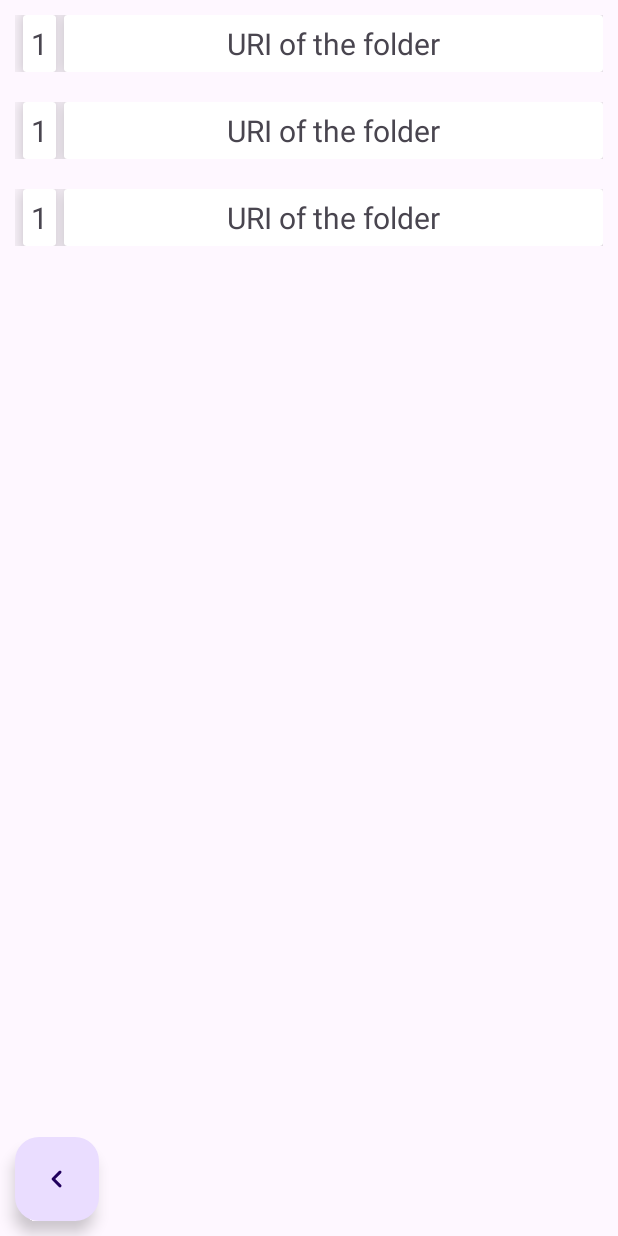
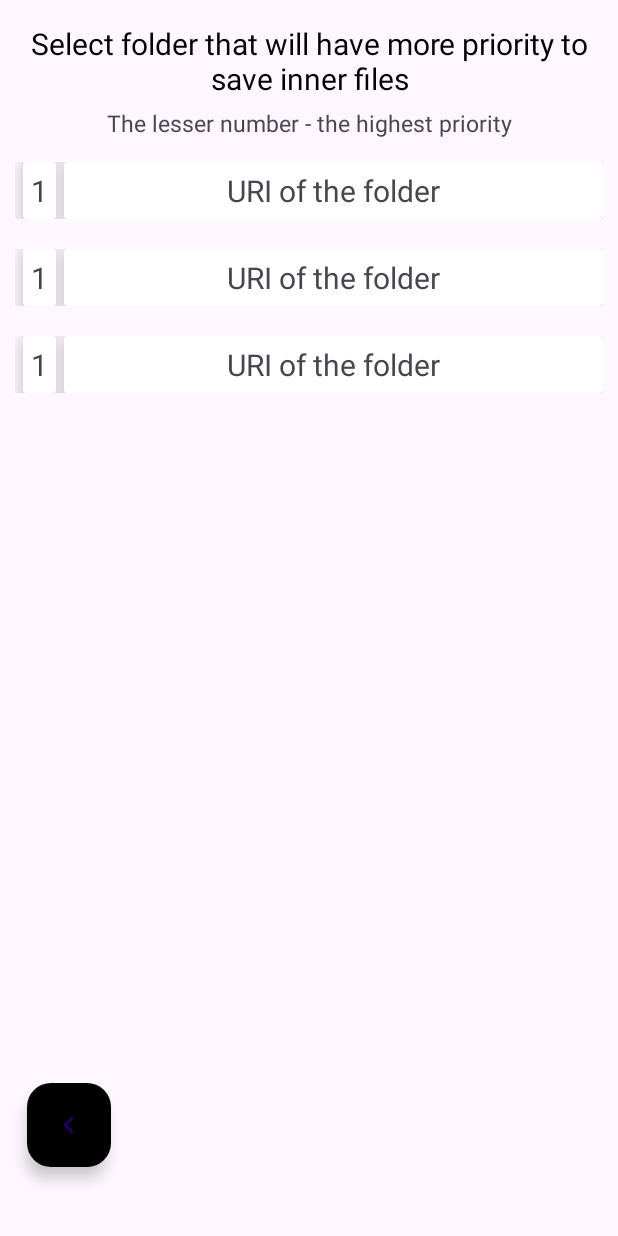
Before and after one commit to DreXASK/ReDuplicate, an Android app: the layout fragment_folder_priority_settings.xml on its own in the app's theme, with its tools: preview values and no code run, on a phone screen of 412 x 824 dp. Run offline under Robolectric (Android 15) with nearby library versions, the phone set to English and light mode, and no system bars.

Commit message:
Reifined design and fixed duplicateRemover

```diff
--- a/app/src/main/java/com/drexask/reduplicate/duplicateFinder/domain/usecase/GetDuplicatesListUseCase.kt
+++ b/app/src/main/java/com/drexask/reduplicate/duplicateFinder/domain/usecase/GetDuplicatesListUseCase.kt
@@ -60,7 +60,7 @@ class GetDuplicatesListUseCase @Inject constructor() {
         if (settings.useFileNames)
             duplicatesMapKey.append(file.file.name)
         if (settings.useFileWeights)
-            duplicatesMapKey.append(file.file.length().toString() + "bytes")
+            duplicatesMapKey.append(" (" + file.file.length().toString() + " bytes)")
 
         addOrUpdateValueToDuplicatesMap(duplicateMap, duplicatesMapKey.toString(), file)
     }
--- a/app/src/main/java/com/drexask/reduplicate/folderPrioritySettings/presentation/FoldersPrioritySettingsViewHolder.kt
+++ b/app/src/main/java/com/drexask/reduplicate/folderPrioritySettings/presentation/FoldersPrioritySettingsViewHolder.kt
@@ -1,5 +1,6 @@
 package com.drexask.reduplicate.folderPrioritySettings.presentation
 
+import android.annotation.SuppressLint
 import android.net.Uri
 import android.view.View
 import androidx.recyclerview.widget.RecyclerView
@@ -8,10 +9,12 @@ import com.drexask.reduplicate.databinding.ListItemFolderUriPriorityLineBinding
 class FoldersPrioritySettingsViewHolder(view: View): RecyclerView.ViewHolder(view) {
 
     private var binding: ListItemFolderUriPriorityLineBinding = ListItemFolderUriPriorityLineBinding.bind(view)
+
+    @SuppressLint("SetTextI18n")
     fun bind(folderUri: Uri) {
         binding.apply {
+            tvPosition.text = (layoutPosition + 1).toString()
             tvFolderUri.text = folderUri.lastPathSegment?.replaceFirst("primary:", "")
-            tvPosition.text = layoutPosition.toString()
         }
     }
 }
--- a/app/src/main/res/layout/fragment_folder_priority_settings.xml
+++ b/app/src/main/res/layout/fragment_folder_priority_settings.xml
@@ -1,28 +1,68 @@
 <?xml version="1.0" encoding="utf-8"?>
-<FrameLayout xmlns:android="http://schemas.android.com/apk/res/android"
+<androidx.constraintlayout.widget.ConstraintLayout xmlns:android="http://schemas.android.com/apk/res/android"
     xmlns:app="http://schemas.android.com/apk/res-auto"
     xmlns:tools="http://schemas.android.com/tools"
+    android:id="@+id/constraintLayout"
     android:layout_width="match_parent"
     android:layout_height="match_parent"
     android:orientation="vertical"
-    tools:context=".folderPrioritySettings.presentation.FoldersPrioritySettingsFragment" >
+    tools:context=".folderPrioritySettings.presentation.FoldersPrioritySettingsFragment">
+
+    <TextView
+        android:id="@+id/tv_hint_big"
+        android:layout_width="wrap_content"
+        android:layout_height="wrap_content"
+        android:gravity="center"
+        android:text="Select folder that will have more priority to save inner files"
+        android:textColor="?attr/colorPrimary"
+        android:textSize="20sp"
+        app:layout_constraintBottom_toBottomOf="parent"
+        app:layout_constraintEnd_toEndOf="parent"
+        app:layout_constraintStart_toStartOf="parent"
+        app:layout_constraintTop_toTopOf="parent"
+        app:layout_constraintVertical_bias="0.02" />
+
+    <TextView
+        android:id="@+id/tv_hint_small"
+        android:layout_width="wrap_content"
+        android:layout_height="wrap_content"
+        android:layout_marginTop="5dp"
+        android:gravity="center"
+        android:text="@string/the_lesser_number_the_highest_priority"
+        android:textSize="15sp"
+        app:layout_constraintBottom_toBottomOf="parent"
+        app:layout_constraintEnd_toEndOf="parent"
+        app:layout_constraintStart_toStartOf="parent"
+        app:layout_constraintTop_toBottomOf="@+id/tv_hint_big"
+        app:layout_constraintVertical_bias="0.0" />
 
     <androidx.recyclerview.widget.RecyclerView
         android:id="@+id/rv_folders_priority_settings"
-        android:layout_width="match_parent"
-        android:layout_height="match_parent"
+        android:layout_width="0dp"
+        android:layout_height="0dp"
+        android:layout_marginTop="5dp"
         app:layoutManager="androidx.recyclerview.widget.LinearLayoutManager"
+        app:layout_constraintBottom_toBottomOf="parent"
+        app:layout_constraintEnd_toEndOf="parent"
+        app:layout_constraintStart_toStartOf="parent"
+        app:layout_constraintTop_toBottomOf="@+id/tv_hint_small"
         tools:listitem="@layout/list_item_folder_uri_priority_line">
 
     </androidx.recyclerview.widget.RecyclerView>
 
     <com.google.android.material.floatingactionbutton.FloatingActionButton
         android:id="@+id/floatbtn_go_back"
-        android:layout_width="match_parent"
+        android:layout_width="wrap_content"
         android:layout_height="wrap_content"
-        android:layout_gravity="bottom|left"
-        android:layout_margin="10dp"
         android:clickable="true"
-        android:src="@drawable/round_chevron_left_24" />
+        android:contentDescription="@string/back_to_duplicates_selection"
+        android:src="@drawable/round_chevron_left_24"
+        android:backgroundTint="?attr/colorPrimary"
+        app:layout_constraintBottom_toBottomOf="parent"
+        app:layout_constraintEnd_toEndOf="parent"
+        app:layout_constraintHorizontal_bias="0.05"
+        app:layout_constraintStart_toStartOf="parent"
+        app:layout_constraintTop_toTopOf="parent"
+        app:layout_constraintVertical_bias="0.94" />
 
-</FrameLayout>
+</androidx.constraintlayout.widget.ConstraintLayout>
--- a/app/src/main/res/values/strings.xml
+++ b/app/src/main/res/values/strings.xml
@@ -19,13 +19,18 @@
     <!-- fragment_duplicate_priority_selector -->
     <string name="fragment_duplicate_priority_selector_dialog_fragment_back_button_message">
         By going back you will lose your scanned duplicates information</string>
+    <string name="select_files_to_remain_intact">Select files to remain intact</string>
+
+    <!-- fragment_folder_priority_settings -->
+    <string name="back_to_duplicates_selection">Back to duplicates selection</string>
+    <string name="the_lesser_number_the_highest_priority">The lesser number - the highest priority</string>
 
     <!-- fragment_duplicate_remover -->
     <string name="btn_folders_priority_settings">Folders priority settings</string>
     <string name="btn_apply_priority_settings">Apply settings</string>
     <string name="btn_remove_duplicates">Remove duplicates</string>
-    <string name="results_files">"Deleted %1$d files"</string>
-    <string name="results_bytes">"(%1$s)"</string>
+    <string name="btn_go_back">Go back</string>
+    <string name="results_files">"Deleted %1$d files (%2$s)"</string>
     <string name="fragment_duplicate_remover_dialog_fragment_back_button_message">
         You are going to back to the start screen</string>
 
@@ -33,5 +38,4 @@
     <string name="btn_positive">Agree</string>
     <string name="btn_negative">Cancel</string>
 
-
 </resources>
```
Also changed, not shown: app/src/main/java/com/drexask/reduplicate/duplicateRemover/presentation/ConvertBytes.kt (+8 -1 lines), app/src/main/java/com/drexask/reduplicate/duplicateRemover/presentation/DuplicateRemoverFragment.kt (+42 -26 lines), app/src/main/java/com/drexask/reduplicate/duplicateRemover/presentation/DuplicateRemoverFragmentViewModel.kt (+19 -10 lines), app/src/main/res/layout/fragment_duplicate_priority_selector.xml (+15 -1 lines), app/src/main/res/layout/fragment_duplicate_remover.xml (+9 -22 lines).
